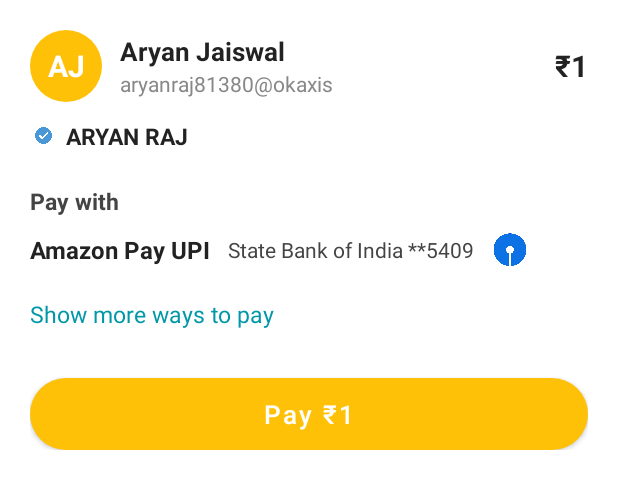
After one commit to harsh748943/AmazonXcodeBenders, an Android app: the layout bottom_sheet_payment.xml on its own in the app's theme, with its tools: preview values and no code run, on a phone screen of 412 x 824 dp. The commit adds this screen. Shown: the top 489 px of the screen. Run offline under Robolectric (Android 15) with nearby library versions, the phone set to English and light mode, and no system bars.

Commit message:
show bottom sheet on voice payment automatically

```diff
--- a/app/src/main/AndroidManifest.xml
+++ b/app/src/main/AndroidManifest.xml
@@ -9,9 +9,8 @@
     <uses-permission android:name="android.permission.INTERNET" />
     <uses-permission android:name="android.permission.USE_BIOMETRIC" />
     <uses-permission android:name="android.permission.ACCESS_NETWORK_STATE" />
-    <uses-permission android:name="android.permission.READ_CONTACTS"/>
-    <uses-permission android:name="android.permission.RECORD_AUDIO"/>
-
+    <uses-permission android:name="android.permission.READ_CONTACTS" />
+    <uses-permission android:name="android.permission.RECORD_AUDIO" />
 
     <application
         android:allowBackup="true"
@@ -24,12 +23,15 @@
         android:theme="@style/Theme.AmazonXcodeBenders"
         tools:targetApi="31">
         <activity
+            android:name=".ChooseContactActivity"
+            android:exported="false" />
+        <activity
             android:name=".ElectricityBillActivity"
             android:exported="false" />
         <activity
             android:name=".MoneyTransferActivity"
             android:exported="false"
-            android:windowSoftInputMode="adjustResize"/>
+            android:windowSoftInputMode="adjustResize" />
         <activity
             android:name=".ManualTransactionActivity"
             android:exported="false" />
--- /dev/null
+++ b/app/src/main/java/com/example/amazonxcodebenders/ChooseContactActivity.java
@@ -0,0 +1,24 @@
+package com.example.amazonxcodebenders;
+
+import android.os.Bundle;
+
+import androidx.activity.EdgeToEdge;
+import androidx.appcompat.app.AppCompatActivity;
+import androidx.core.graphics.Insets;
+import androidx.core.view.ViewCompat;
+import androidx.core.view.WindowInsetsCompat;
+
+public class ChooseContactActivity extends AppCompatActivity {
+
+    @Override
+    protected void onCreate(Bundle savedInstanceState) {
+        super.onCreate(savedInstanceState);
+        EdgeToEdge.enable(this);
+        setContentView(R.layout.activity_choose_contact);
+        ViewCompat.setOnApplyWindowInsetsListener(findViewById(R.id.main), (v, insets) -> {
+            Insets systemBars = insets.getInsets(WindowInsetsCompat.Type.systemBars());
+            v.setPadding(systemBars.left, systemBars.top, systemBars.right, systemBars.bottom);
+            return insets;
+        });
+    }
+}
--- a/app/src/main/java/com/example/amazonxcodebenders/HomeActivity.java
+++ b/app/src/main/java/com/example/amazonxcodebenders/HomeActivity.java
@@ -64,7 +64,9 @@ public class HomeActivity extends AppCompatActivity {
 
         sendMoneyImage.setOnClickListener(v -> {
             if (isConnected) {
-                startActivity(new Intent(HomeActivity.this, SendMoneyOnlineActivity.class));
+                Intent intent = new Intent(HomeActivity.this, ChooseContactActivity.class);
+                startActivity(intent);
+
             } else {
                 startActivity(new Intent(HomeActivity.this, SendMoneyOfflineActivity.class));
             }
@@ -269,6 +271,7 @@ public class HomeActivity extends AppCompatActivity {
                 intentObj.putExtra("upi", upi);
                 intentObj.putExtra("bankingName", bankingName);
                 intentObj.putExtra("amount", amount);
+                intentObj.putExtra("showBottomSheet", true);
                 startActivity(intentObj);
 
             } catch (Exception e) {
--- a/app/src/main/java/com/example/amazonxcodebenders/SendMoneyOnlineActivity.java
+++ b/app/src/main/java/com/example/amazonxcodebenders/SendMoneyOnlineActivity.java
@@ -1,14 +1,14 @@
 package com.example.amazonxcodebenders;
 
 import android.os.Bundle;
+import android.view.LayoutInflater;
+import android.view.View;
+import android.widget.Button;
 import android.widget.EditText;
 import android.widget.TextView;
-
 import androidx.activity.EdgeToEdge;
 import androidx.appcompat.app.AppCompatActivity;
-import androidx.core.graphics.Insets;
-import androidx.core.view.ViewCompat;
-import androidx.core.view.WindowInsetsCompat;
+import com.google.android.material.bottomsheet.BottomSheetDialog;
 
 public class SendMoneyOnlineActivity extends AppCompatActivity {
 
@@ -35,13 +35,40 @@ public class SendMoneyOnlineActivity extends AppCompatActivity {
         if (bankingNameView != null) bankingNameView.setText(bankingName);
 
         // Set initials
+        String initials = "";
         if (recipient != null && recipient.length() > 0) {
             String[] parts = recipient.split(" ");
-            String initials = "";
             for (String part : parts) {
                 if (part.length() > 0) initials += part.charAt(0);
             }
             userInitials.setText(initials.toUpperCase());
         }
+
+        // Only show bottom sheet if launched via voice
+        boolean showBottomSheet = getIntent().getBooleanExtra("showBottomSheet", false);
+        if (showBottomSheet) {
+            showPaymentBottomSheet(initials.toUpperCase(), recipient, upi, bankingName, amount);
+        }
+    }
+
+    private void showPaymentBottomSheet(String initials, String name, String upi, String bankingName, String amount) {
+        BottomSheetDialog bottomSheetDialog = new BottomSheetDialog(this, R.style.BottomSheetDialogTheme);
+        View sheetView = LayoutInflater.from(this).inflate(R.layout.bottom_sheet_payment, null);
+
+        ((TextView) sheetView.findViewById(R.id.bsUserInitials)).setText(initials);
+        ((TextView) sheetView.findViewById(R.id.bsUserName)).setText(name);
+        ((TextView) sheetView.findViewById(R.id.bsUserUpi)).setText(upi);
+        ((TextView) sheetView.findViewById(R.id.bsBankingName)).setText(bankingName);
+        ((TextView) sheetView.findViewById(R.id.bsAmount)).setText("₹" + amount);
+
+        Button payBtn = sheetView.findViewById(R.id.bsPayBtn);
+        payBtn.setText("Pay ₹" + amount);
+        payBtn.setOnClickListener(v -> {
+            // TODO: Handle payment action
+            bottomSheetDialog.dismiss();
+        });
+
+        bottomSheetDialog.setContentView(sheetView);
+        bottomSheetDialog.show();
     }
 }
--- /dev/null
+++ b/app/src/main/res/layout/activity_choose_contact.xml
@@ -0,0 +1,10 @@
+<?xml version="1.0" encoding="utf-8"?>
+<androidx.constraintlayout.widget.ConstraintLayout xmlns:android="http://schemas.android.com/apk/res/android"
+    xmlns:app="http://schemas.android.com/apk/res-auto"
+    xmlns:tools="http://schemas.android.com/tools"
+    android:id="@+id/main"
+    android:layout_width="match_parent"
+    android:layout_height="match_parent"
+    tools:context=".ChooseContactActivity">
+
+</androidx.constraintlayout.widget.ConstraintLayout>
--- /dev/null
+++ b/app/src/main/res/layout/bottom_sheet_payment.xml
@@ -0,0 +1,158 @@
+<?xml version="1.0" encoding="utf-8"?>
+<LinearLayout xmlns:android="http://schemas.android.com/apk/res/android"
+    android:orientation="vertical"
+    android:background="@android:color/white"
+    android:padding="20dp"
+    android:layout_width="match_parent"
+    android:layout_height="wrap_content">
+
+    <!-- User Info Row -->
+    <LinearLayout
+        android:layout_width="match_parent"
+        android:layout_height="wrap_content"
+        android:orientation="horizontal"
+        android:gravity="center_vertical">
+
+        <!-- User Initials Circle -->
+        <TextView
+            android:id="@+id/bsUserInitials"
+            android:layout_width="48dp"
+            android:layout_height="48dp"
+            android:background="@drawable/circle_bg"
+            android:text="AJ"
+            android:textColor="#fff"
+            android:textSize="20sp"
+            android:gravity="center"
+            android:textStyle="bold" />
+
+        <LinearLayout
+            android:layout_width="0dp"
+            android:layout_height="wrap_content"
+            android:layout_weight="1"
+            android:orientation="vertical"
+            android:layout_marginStart="12dp">
+
+            <TextView
+                android:id="@+id/bsUserName"
+                android:layout_width="wrap_content"
+                android:layout_height="wrap_content"
+                android:text="Aryan Jaiswal"
+                android:textStyle="bold"
+                android:textColor="#222"
+                android:textSize="17sp" />
+
+            <TextView
+                android:id="@+id/bsUserUpi"
+                android:layout_width="wrap_content"
+                android:layout_height="wrap_content"
+                android:text="aryanraj81380@okaxis"
+                android:textColor="#888"
+                android:textSize="14sp" />
+        </LinearLayout>
+
+        <TextView
+            android:id="@+id/bsAmount"
+            android:layout_width="wrap_content"
+            android:layout_height="wrap_content"
+            android:text="₹1"
+            android:textColor="#222"
+            android:textStyle="bold"
+            android:textSize="20sp"
+            android:layout_marginStart="8dp" />
+    </LinearLayout>
+
+    <!-- Banking Name Row -->
+    <LinearLayout
+        android:layout_width="match_parent"
+        android:layout_height="wrap_content"
+        android:orientation="horizontal"
+        android:gravity="center_vertical"
+        android:layout_marginTop="12dp">
+
+        <ImageView
+            android:layout_width="18dp"
+            android:layout_height="18dp"
+            android:src="@drawable/ic_verified"
+            android:contentDescription="Verified" />
+
+        <TextView
+            android:id="@+id/bsBankingName"
+            android:layout_width="wrap_content"
+            android:layout_height="wrap_content"
+            android:text="ARYAN RAJ"
+            android:textColor="#222"
+            android:textStyle="bold"
+            android:textSize="15sp"
+            android:layout_marginStart="6dp" />
+    </LinearLayout>
+
+    <!-- Pay With Section -->
+    <TextView
+        android:layout_width="match_parent"
+        android:layout_height="wrap_content"
+        android:text="Pay with"
+        android:textColor="#444"
+        android:textStyle="bold"
+        android:textSize="15sp"
+        android:layout_marginTop="22dp"
+        android:layout_marginBottom="4dp" />
+
+    <LinearLayout
+        android:layout_width="match_parent"
+        android:layout_height="wrap_content"
+        android:orientation="horizontal"
+        android:gravity="center_vertical"
+        android:paddingTop="2dp"
+        android:paddingBottom="8dp">
+
+        <TextView
+            android:layout_width="wrap_content"
+            android:layout_height="wrap_content"
+            android:text="Amazon Pay UPI"
+            android:textStyle="bold"
+            android:textColor="#222"
+            android:textSize="16sp" />
+
+        <TextView
+            android:layout_width="wrap_content"
+            android:layout_height="wrap_content"
+            android:text="State Bank of India **5409"
+            android:textColor="#444"
+            android:textSize="14sp"
+            android:layout_marginStart="12dp" />
+
+        <ImageView
+            android:layout_width="32dp"
+            android:layout_height="32dp"
+            android:src="@drawable/ic_state_bank"
+            android:layout_gravity="center_vertical"
+            android:layout_marginStart="8dp"
+            android:contentDescription="UPI" />
+    </LinearLayout>
+
+    <!-- Show more ways to pay -->
+    <TextView
+        android:id="@+id/bsShowMoreWays"
+        android:layout_width="wrap_content"
+        android:layout_height="wrap_content"
+        android:text="Show more ways to pay"
+        android:textColor="#0097A7"
+        android:textSize="15sp"
+        android:paddingTop="8dp"
+        android:paddingBottom="12dp"
+        android:clickable="true"
+        android:focusable="true" />
+
+    <!-- Pay Button -->
+    <Button
+        android:id="@+id/bsPayBtn"
+        android:layout_width="match_parent"
+        android:layout_height="48dp"
+        android:text="Pay ₹1"
+        android:textAllCaps="false"
+        android:textColor="#fff"
+        android:textSize="17sp"
+        android:backgroundTint="#FFD600"
+        android:layout_marginTop="20dp"
+        android:background="@drawable/rounded_yellow_btn"/>
+</LinearLayout>
--- /dev/null
+++ b/app/src/main/res/values/styles.xml
@@ -0,0 +1,9 @@
+<?xml version="1.0" encoding="utf-8"?>
+<resources>
+    <style name="BottomSheetDialogTheme" parent="Theme.Design.Light.BottomSheetDialog">
+        <item name="bottomSheetStyle">@style/CustomBottomSheetStyle</item>
+    </style>
+    <style name="CustomBottomSheetStyle" parent="Widget.Design.BottomSheet.Modal">
+        <item name="android:background">@android:color/transparent</item>
+    </style>
+</resources>
```
Also changed, not shown: app/src/main/res/drawable/ic_state_bank.png (added).
